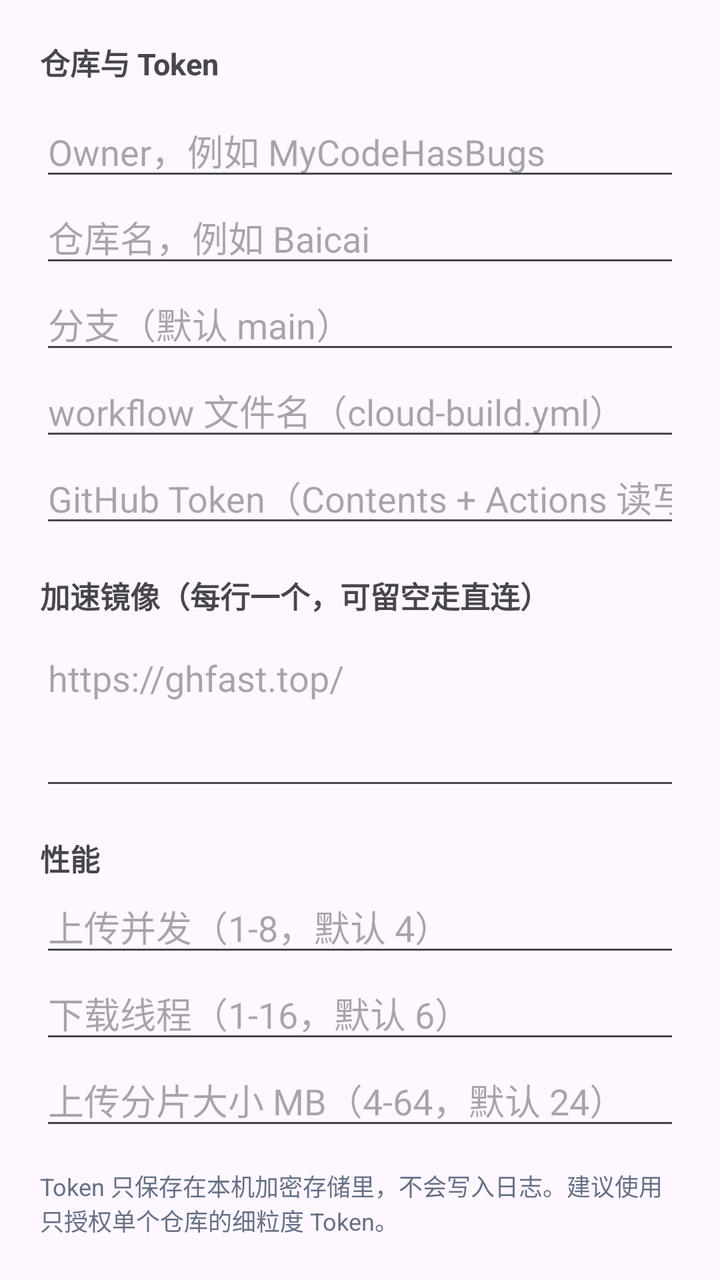
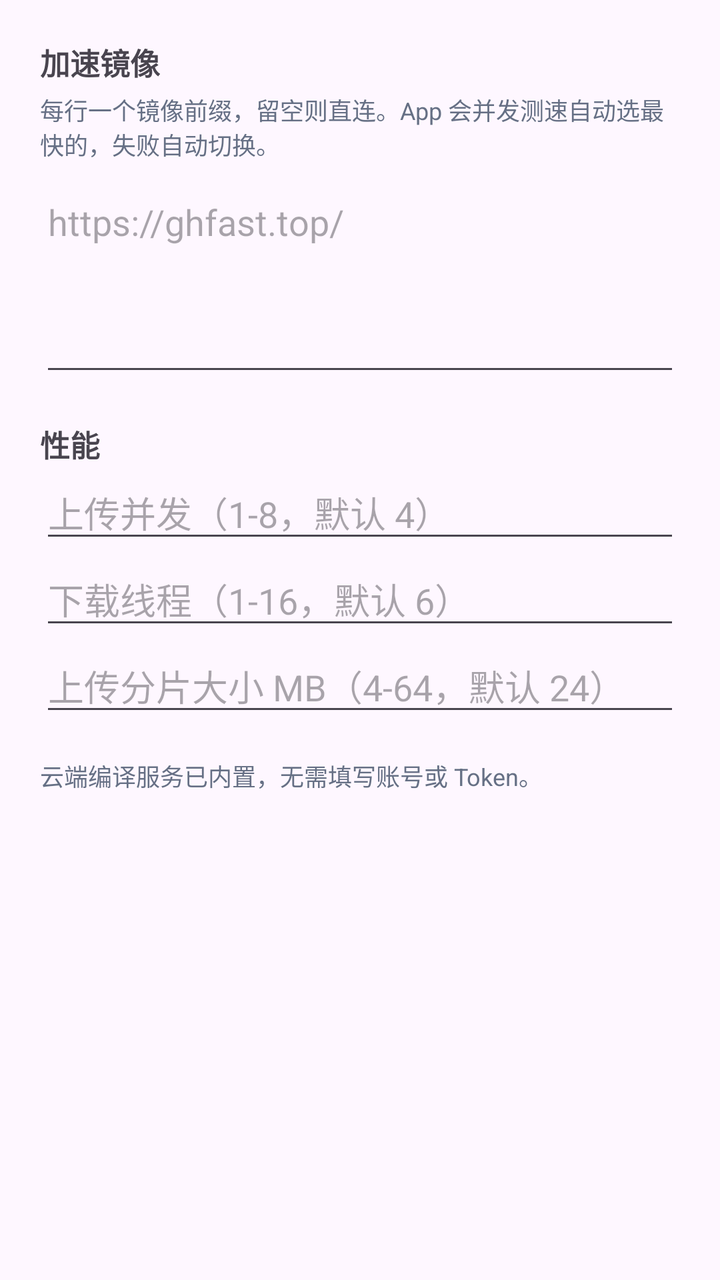

Compare the two renders of this Android layout. The source of the first and the diff that turns it into the second are given below.
<!-- AndroidManifest.xml: application theme Theme.CloudBuild -->
<!-- res/layout/dialog_settings.xml -->
<?xml version="1.0" encoding="utf-8"?>
<androidx.core.widget.NestedScrollView xmlns:android="http://schemas.android.com/apk/res/android"
    android:layout_width="match_parent"
    android:layout_height="wrap_content"
    android:padding="20dp">

    <LinearLayout
        android:layout_width="match_parent"
        android:layout_height="wrap_content"
        android:orientation="vertical">

        <TextView
            android:layout_width="wrap_content"
            android:layout_height="wrap_content"
            android:text="仓库与 Token"
            android:textSize="15sp"
            android:textStyle="bold" />

        <EditText
            android:id="@+id/etOwner"
            android:layout_width="match_parent"
            android:layout_height="wrap_content"
            android:layout_marginTop="10dp"
            android:hint="Owner，例如 MyCodeHasBugs"
            android:inputType="text"
            android:singleLine="true" />

        <EditText
            android:id="@+id/etRepo"
            android:layout_width="match_parent"
            android:layout_height="wrap_content"
            android:hint="仓库名，例如 Baicai"
            android:inputType="text"
            android:singleLine="true" />

        <EditText
            android:id="@+id/etBranch"
            android:layout_width="match_parent"
            android:layout_height="wrap_content"
            android:hint="分支（默认 main）"
            android:inputType="text"
            android:singleLine="true" />

        <EditText
            android:id="@+id/etWorkflow"
            android:layout_width="match_parent"
            android:layout_height="wrap_content"
            android:hint="workflow 文件名（cloud-build.yml）"
            android:inputType="text"
            android:singleLine="true" />

        <EditText
            android:id="@+id/etToken"
            android:layout_width="match_parent"
            android:layout_height="wrap_content"
            android:hint="GitHub Token（Contents + Actions 读写）"
            android:importantForAutofill="no"
            android:inputType="textPassword"
            android:singleLine="true" />

        <TextView
            android:layout_width="wrap_content"
            android:layout_height="wrap_content"
            android:layout_marginTop="18dp"
            android:text="加速镜像（每行一个，可留空走直连）"
            android:textSize="15sp"
            android:textStyle="bold" />

        <EditText
            android:id="@+id/etMirrors"
            android:layout_width="match_parent"
            android:layout_height="wrap_content"
            android:layout_marginTop="8dp"
            android:gravity="top"
            android:hint="https://ghfast.top/"
            android:inputType="textMultiLine|textUri"
            android:minLines="3" />

        <TextView
            android:layout_width="wrap_content"
            android:layout_height="wrap_content"
            android:layout_marginTop="18dp"
            android:text="性能"
            android:textSize="15sp"
            android:textStyle="bold" />

        <EditText
            android:id="@+id/etUploadConc"
            android:layout_width="match_parent"
            android:layout_height="wrap_content"
            android:hint="上传并发（1-8，默认 4）"
            android:inputType="number" />

        <EditText
            android:id="@+id/etDownloadThreads"
            android:layout_width="match_parent"
            android:layout_height="wrap_content"
            android:hint="下载线程（1-16，默认 6）"
            android:inputType="number" />

        <EditText
            android:id="@+id/etShardMb"
            android:layout_width="match_parent"
            android:layout_height="wrap_content"
            android:hint="上传分片大小 MB（4-64，默认 24）"
            android:inputType="number" />

        <TextView
            android:layout_width="match_parent"
            android:layout_height="wrap_content"
            android:layout_marginTop="14dp"
            android:text="Token 只保存在本机加密存储里，不会写入日志。建议使用只授权单个仓库的细粒度 Token。"
            android:textColor="@color/text_secondary"
            android:textSize="12sp" />
    </LinearLayout>
</androidx.core.widget.NestedScrollView>
<!-- resources referenced by this layout -->
<resources>
  <color name="text_secondary">#667085</color>
  <style name="Theme.CloudBuild" parent="Theme.Material3.DayNight.NoActionBar">
          <item name="colorPrimary">@color/brand</item>
          <item name="colorOnPrimary">#FFFFFF</item>
          <item name="colorSecondary">@color/brand_dark</item>
          <item name="android:statusBarColor">@android:color/transparent</item>
          <item name="android:windowLightStatusBar">true</item>
          <item name="android:windowBackground">?attr/colorSurface</item>
          <item name="materialCardViewStyle">@style/Widget.CloudBuild.Card</item>
      </style>
  <color name="brand">#2F6BFF</color>
  <color name="brand_dark">#1E4FD8</color>
  <style name="Widget.CloudBuild.Card" parent="Widget.Material3.CardView.Elevated">
          <item name="cardCornerRadius">18dp</item>
          <item name="cardElevation">1dp</item>
          <item name="contentPadding">16dp</item>
      </style>
</resources>

<!-- the commit's change to res/layout/dialog_settings.xml (unified diff, before → after) -->
@@ -12,59 +12,17 @@
         <TextView
             android:layout_width="wrap_content"
             android:layout_height="wrap_content"
-            android:text="仓库与 Token"
+            android:text="加速镜像"
             android:textSize="15sp"
             android:textStyle="bold" />
 
-        <EditText
-            android:id="@+id/etOwner"
+        <TextView
             android:layout_width="match_parent"
             android:layout_height="wrap_content"
-            android:layout_marginTop="10dp"
-            android:hint="Owner，例如 MyCodeHasBugs"
-            android:inputType="text"
-            android:singleLine="true" />
-
-        <EditText
-            android:id="@+id/etRepo"
-            android:layout_width="match_parent"
-            android:layout_height="wrap_content"
-            android:hint="仓库名，例如 Baicai"
-            android:inputType="text"
-            android:singleLine="true" />
-
-        <EditText
-            android:id="@+id/etBranch"
-            android:layout_width="match_parent"
-            android:layout_height="wrap_content"
-            android:hint="分支（默认 main）"
-            android:inputType="text"
-            android:singleLine="true" />
-
-        <EditText
-            android:id="@+id/etWorkflow"
-            android:layout_width="match_parent"
-            android:layout_height="wrap_content"
-            android:hint="workflow 文件名（cloud-build.yml）"
-            android:inputType="text"
-            android:singleLine="true" />
-
-        <EditText
-            android:id="@+id/etToken"
-            android:layout_width="match_parent"
-            android:layout_height="wrap_content"
-            android:hint="GitHub Token（Contents + Actions 读写）"
-            android:importantForAutofill="no"
-            android:inputType="textPassword"
-            android:singleLine="true" />
-
-        <TextView
-            android:layout_width="wrap_content"
-            android:layout_height="wrap_content"
-            android:layout_marginTop="18dp"
-            android:text="加速镜像（每行一个，可留空走直连）"
-            android:textSize="15sp"
-            android:textStyle="bold" />
+            android:layout_marginTop="4dp"
+            android:text="每行一个镜像前缀，留空则直连。App 会并发测速自动选最快的，失败自动切换。"
+            android:textColor="@color/text_secondary"
+            android:textSize="12sp" />
 
         <EditText
             android:id="@+id/etMirrors"
@@ -74,7 +32,7 @@
             android:gravity="top"
             android:hint="https://ghfast.top/"
             android:inputType="textMultiLine|textUri"
-            android:minLines="3" />
+            android:minLines="4" />
 
         <TextView
             android:layout_width="wrap_content"
@@ -108,8 +66,8 @@
         <TextView
             android:layout_width="match_parent"
             android:layout_height="wrap_content"
-            android:layout_marginTop="14dp"
-            android:text="Token 只保存在本机加密存储里，不会写入日志。建议使用只授权单个仓库的细粒度 Token。"
+            android:layout_marginTop="16dp"
+            android:text="云端编译服务已内置，无需填写账号或 Token。"
             android:textColor="@color/text_secondary"
             android:textSize="12sp" />
     </LinearLayout>
